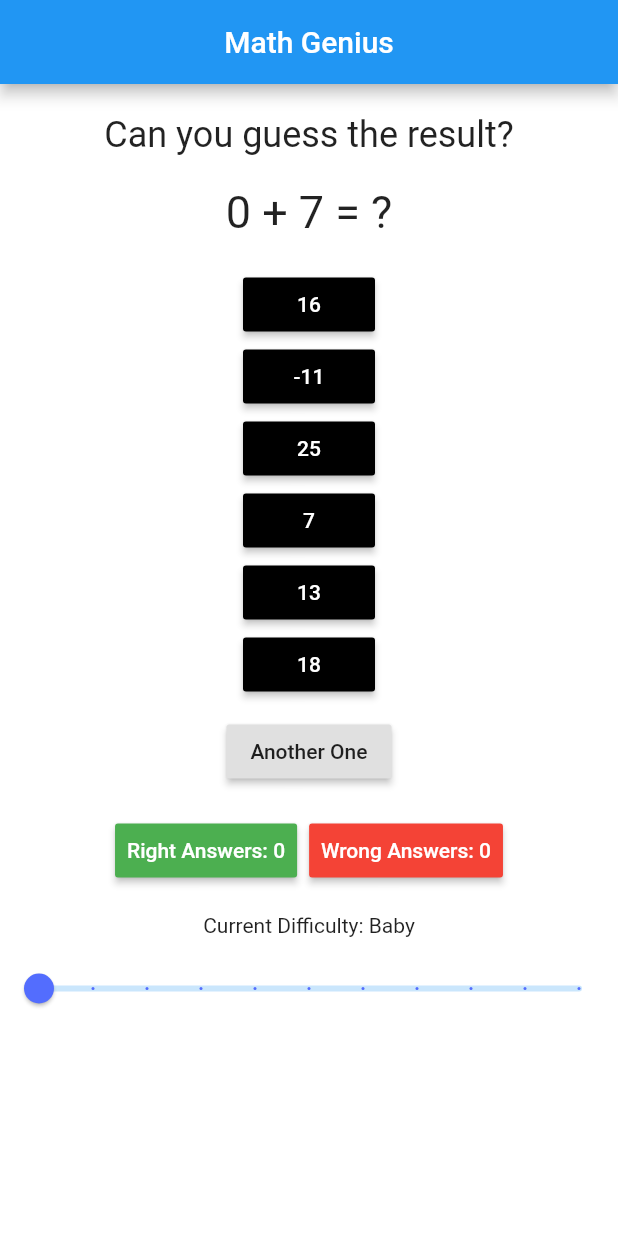
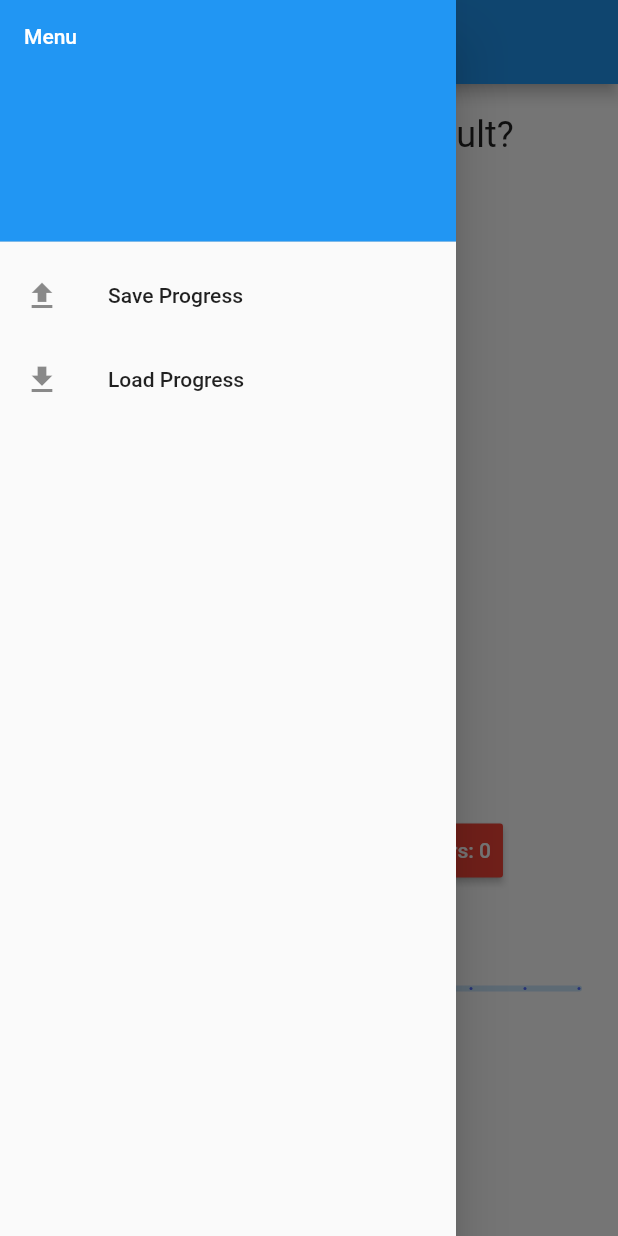
Before and after one commit to LeoVen/FlutterApps, a Flutter app: the screen it shows after launch, with the side drawer open (before the commit the screen has no drawer), on a phone screen of 412 x 824 dp. Run offline on Flutter 3.47's test engine with Material 2 defaults, Android fonts, the phone set to English and light mode, and no system bars; our stand-ins replace flutter_speed_dial.

Commit message:
Drawer with save/load progress

```diff
--- a/math_genius/lib/components/apphome.dart
+++ b/math_genius/lib/components/apphome.dart
@@ -1,7 +1,7 @@
-import 'dart:math';
-
 import 'package:flutter/material.dart';
 import 'package:flutter/widgets.dart';
+import 'package:math_genius/models/save_data.dart';
+import 'package:math_genius/util/save_file_handler.dart';
 
 import './difficulty_menu.dart';
 import './question_counter.dart';
@@ -15,8 +15,6 @@ class AppHome extends StatefulWidget {
 }
 
 class _AppHomeState extends State<AppHome> {
-  static final _rand = Random();
-
   final List<int> _min = [
     0,
     -10,
@@ -48,17 +46,23 @@ class _AppHomeState extends State<AppHome> {
   int ansWrong = 0;
   int gameDif = 0; // game difficulty
   int sliderValue = 0;
+  int score = 0;
   Question question;
 
   @override
   Widget build(BuildContext context) {
     question = Question(OperationUtils.random(), randIntDif(), randIntDif());
-    Set<num> numList = question.getWrongAnswers();
+    final Set<num> numList = question.getWrongAnswers();
 
-    List<Widget> answerButtons = [];
-
-    // Add initial texts
-    answerButtons.addAll(<Widget>[
+    return Scaffold(
+      appBar: AppBar(
+        centerTitle: true,
+        title: Text('Math Genius'),
+      ),
+      backgroundColor: Colors.white,
+      body: Center(
+        child: Column(
+          children: <Widget>[
             Container(
               child: Text(
                 'Can you guess the result?',
@@ -77,29 +81,16 @@ class _AppHomeState extends State<AppHome> {
               ),
               margin: const EdgeInsets.only(top: 10.0, bottom: 20.0),
             ),
-    ]);
-
-    // Add option buttons
-    numList.forEach((ans) => answerButtons.add(
-          RaisedButton(
-            key: Key("$ans"), // Provided that getWrongAnswers() returns a Set<num>
+            ...numList
+                .map((ans) => RaisedButton(
+                      key: Key(
+                          "$ans"), // Provided that getWrongAnswers() returns a Set<num>
                       child: Text('$ans'),
                       textColor: Colors.white,
                       color: Colors.black,
                       onPressed: () => validate(ans),
-          ),
-        ));
-
-    return Scaffold(
-      appBar: AppBar(
-        centerTitle: true,
-        title: Text('Math Genius'),
-      ),
-      backgroundColor: Colors.white,
-      body: Center(
-        child: Column(
-          children: answerButtons +
-              <Widget>[
+                    ))
+                .toList(),
             Container(
               child: Center(
                 child: Column(
@@ -118,10 +109,53 @@ class _AppHomeState extends State<AppHome> {
               wrongQuestions: ansWrong,
             ),
             DifficultyMenu(sliderOnChange, sliderValue),
+            Container(
+              margin: const EdgeInsets.only(top: 10.0),
+              child: Text("Score: $score"),
+            ),
           ],
         ),
       ),
+      drawer: Drawer(
+        child: ListView(
+          children: <Widget>[
+            DrawerHeader(
+              child: Text(
+                "Menu",
+                style: TextStyle(color: Colors.white),
+              ),
+              decoration: BoxDecoration(
+                color: Colors.blue,
+              ),
+            ),
+            ListTile(
+              leading: Icon(Icons.file_upload),
+              onTap: saveProgress,
+              title: Text("Save Progress"),
+            ),
+            ListTile(
+              leading: Icon(Icons.file_download),
+              onTap: loadProgress,
+              title: Text("Load Progress"),
+            ),
+          ],
+          padding: EdgeInsets.zero,
+        ),
+      ),
     );
+  }
+
+  void loadProgress() {
+    // @todo load progress from a file
+    SaveFileHandler.load().then((save) {
+      // @todo close drawer
+      setState(() {
+        score = save.score;
+        ansRight = save.answersRight;
+        ansWrong = save.answersWrong;
+        gameDif = 0;
+      });
+    });
   }
 
   // Generate an integer based on current game difficulty
@@ -132,6 +166,16 @@ class _AppHomeState extends State<AppHome> {
       ansRight = ansRight;
       ansWrong = ansWrong;
       gameDif = gameDif;
+    });
+  }
+
+  void saveProgress() {
+    SaveFileHandler.save(SaveData(
+      answersRight: ansRight,
+      answersWrong: ansWrong,
+      score: score,
+    )).then((_) {
+      // @todo close drawer and add popup for save success
     });
   }
 
@@ -150,13 +194,17 @@ class _AppHomeState extends State<AppHome> {
   }
 
   void validate(int value) {
+    int scoreDelta = gameDif + 1;
+
     if (value == question.getAnswer()) {
       setState(() {
         ansRight = ansRight + 1;
+        score = score + scoreDelta;
       });
     } else {
       setState(() {
         ansWrong = ansWrong + 1;
+        score = score > scoreDelta ? score - scoreDelta : 0;
       });
     }
   }
--- a/math_genius/lib/components/question_counter.dart
+++ b/math_genius/lib/components/question_counter.dart
@@ -1,8 +1,8 @@
 import 'package:flutter/material.dart';
 
 class QuestionCounter extends StatelessWidget {
-  int rightQuestions;
-  int wrongQuestions;
+  final int rightQuestions;
+  final int wrongQuestions;
 
   QuestionCounter({this.rightQuestions, this.wrongQuestions, Key key})
       : super(key: key);
--- /dev/null
+++ b/math_genius/lib/models/save_data.dart
@@ -0,0 +1,18 @@
+class SaveData {
+  final int score;
+  final int answersRight;
+  final int answersWrong;
+
+  SaveData({this.score = 0, this.answersRight = 0, this.answersWrong = 0});
+
+  SaveData.fromJson(Map<String, dynamic> json)
+      : score = json["score"] as int,
+        answersRight = json["answersRight"] as int,
+        answersWrong = json["answersWrong"] as int;
+
+  Map<String, dynamic> toJson() => {
+        "score": score,
+        "answersRight": answersRight,
+        "answersWrong": answersWrong,
+      };
+}
```
Also changed, not shown: math_genius/lib/util/save_file_handler.dart (added, +40 -0 lines), math_genius/pubspec.yaml (+5 -53 lines), math_genius/pubspec.lock, 1 other file. Lines whose indentation alone changed are shown as unchanged.
